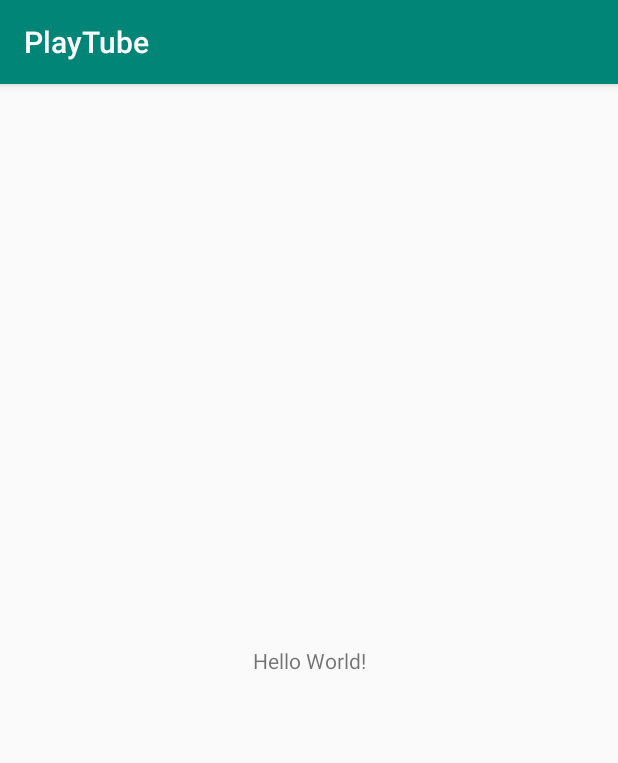
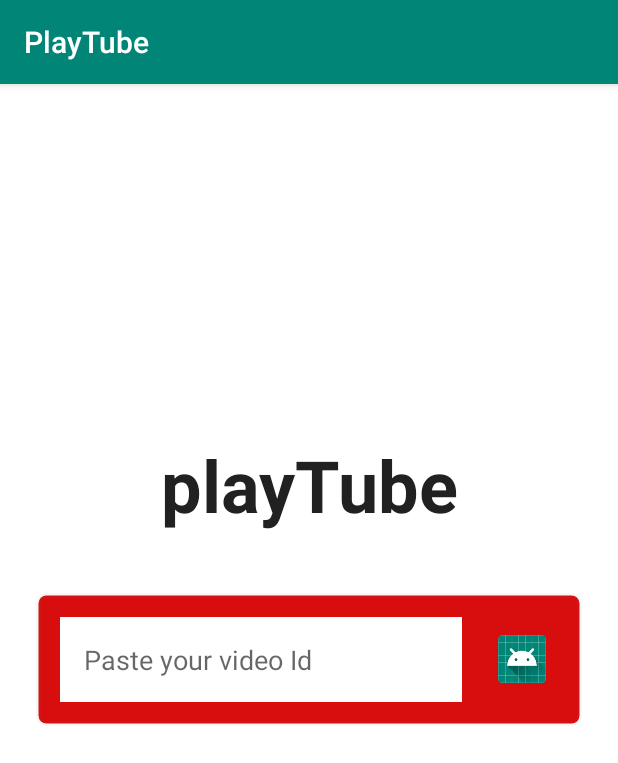
Before and after one commit to Saikat-Das-Roddur/playTube, an Android app: the screen it shows after launch (MainActivity), on a phone screen of 412 x 824 dp. Shown: the top 763 px of the screen. Run offline under Robolectric (Android 15) with nearby library versions, the phone set to English and light mode, and no system bars.

Commit message:
main activity designed

```diff
--- /dev/null
+++ b/app/src/main/res/drawable/circular_border_red.xml
@@ -0,0 +1,17 @@
+<?xml version="1.0" encoding="utf-8"?>
+<selector xmlns:android="http://schemas.android.com/apk/res/android">
+
+    <item>
+        <shape android:shape="rectangle">
+            <!-- solid background #227093-->
+            <solid android:color="#D80E0E"/>
+            <!-- draw a border around rectangle shape -->
+            <stroke
+                android:color="#0f757575"
+                android:width="3dp"
+                />
+            <!-- draw 35 dp radius for each corner -->
+            <corners android:radius="5dp"/>
+        </shape>
+    </item>
+</selector>
--- a/app/src/main/res/layout/activity_main.xml
+++ b/app/src/main/res/layout/activity_main.xml
@@ -1,19 +1,55 @@
 <?xml version="1.0" encoding="utf-8"?>
-<androidx.constraintlayout.widget.ConstraintLayout
+<RelativeLayout
     xmlns:android="http://schemas.android.com/apk/res/android"
     xmlns:tools="http://schemas.android.com/tools"
     xmlns:app="http://schemas.android.com/apk/res-auto"
     android:layout_width="match_parent"
     android:layout_height="match_parent"
+    android:background="@android:color/white"
+    android:orientation="vertical"
     tools:context=".MainActivity">
 
     <TextView
-        android:layout_width="wrap_content"
-        android:layout_height="wrap_content"
-        android:text="Hello World!"
-        app:layout_constraintBottom_toBottomOf="parent"
-        app:layout_constraintLeft_toLeftOf="parent"
-        app:layout_constraintRight_toRightOf="parent"
-        app:layout_constraintTop_toTopOf="parent" />
 
-</androidx.constraintlayout.widget.ConstraintLayout>
+        android:id="@+id/logoIv"
+        android:text="playTube"
+        android:layout_margin="8dp"
+        android:padding="8dp"
+        android:textColor="#212121"
+        android:textStyle="bold"
+        android:textAlignment="center"
+        android:textSize="48sp"
+        android:layout_above="@id/contentRl"
+        android:layout_width="match_parent"
+        android:layout_height="wrap_content" />
+
+    <RelativeLayout
+        android:layout_centerInParent="true"
+        android:layout_margin="24dp"
+        android:id="@+id/contentRl"
+        android:layout_width="match_parent"
+        android:background="@drawable/circular_border_red"
+        android:layout_height="wrap_content">
+        <EditText
+            android:layout_centerVertical="true"
+            android:id="@+id/urlEt"
+            android:padding="16dp"
+            android:layout_margin="16dp"
+            android:hint="Paste your video Id"
+            android:layout_toLeftOf="@id/playBtn"
+            android:background="@android:color/white"
+            android:layout_width="match_parent"
+            android:layout_height="wrap_content" />
+        <ImageView
+            android:layout_centerVertical="true"
+            android:src="@mipmap/ic_launcher_round"
+            android:layout_marginRight="16dp"
+            android:padding="8dp"
+            android:layout_alignParentRight="true"
+            android:id="@+id/playBtn"
+            android:layout_width="48dp"
+            android:layout_height="48dp" />
+
+    </RelativeLayout>
+
+</RelativeLayout>
```
